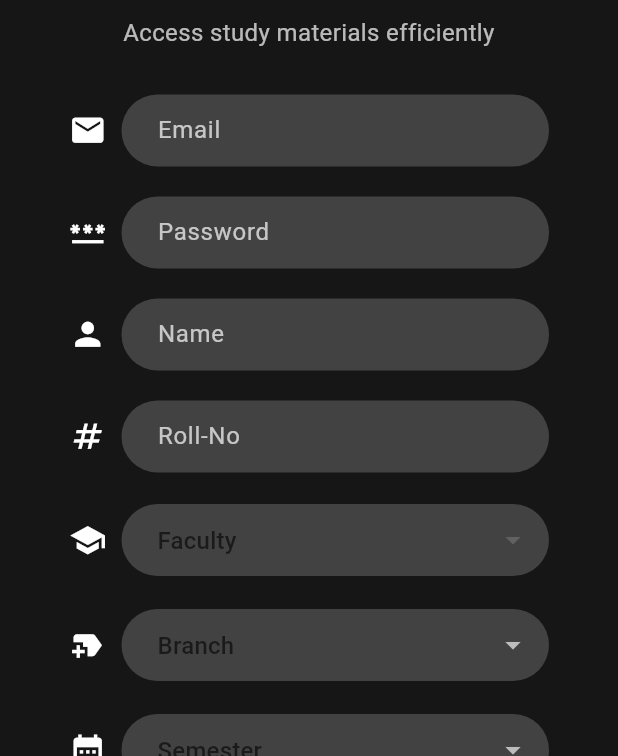
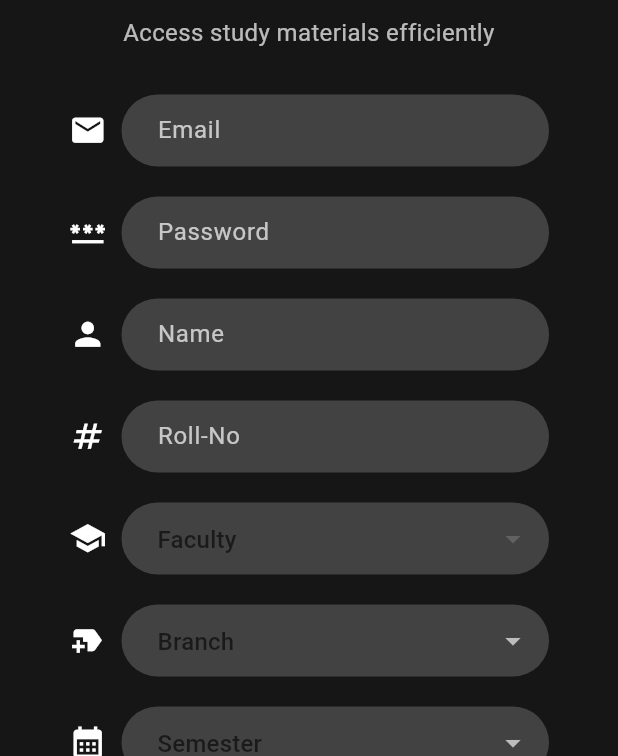
Before and after one commit to SajalSatsangi/Seekho_Buddy2, a Flutter app: the StudyHubLoginScreen screen opened directly, on a phone screen of 412 x 824 dp, the part 480-1236 px from its top. Run offline on Flutter 3.47's test engine with Material 3 defaults, Android fonts, the phone set to English and light mode, and no system bars; our stand-ins replace animated_splash_screen, cloud_firestore, firebase_auth, firebase_core, flutter_spinkit, flutter_svg and 1 more; missing offline and left inert: flutter_cached_pdfview; accounts and stored records are empty.

Commit message:
Signup changes

```diff
--- a/lib/SignPage.dart
+++ b/lib/SignPage.dart
@@ -9,7 +9,18 @@ import 'package:seekhobuddy/dropdown_data.dart';
 void main() async {
   WidgetsFlutterBinding.ensureInitialized();
   await Firebase.initializeApp();
-  runApp(SignUpPage());
+  runApp(MyApp());
+}
+
+class MyApp extends StatelessWidget {
+  @override
+  Widget build(BuildContext context) {
+    return MaterialApp(
+      home: Builder(
+        builder: (context) => SignUpPage(),
+      ),
+    );
+  }
 }
 
 class SignUpPage extends StatelessWidget {
@@ -126,8 +137,7 @@ class _StudyHubLoginScreenState extends State<StudyHubLoginScreen> {
                         controller: _rollnoController,
                         hintText: 'Roll-No',
                         icon: Icons.numbers,
-                        keyboardType: TextInputType
-                            .number, // Set keyboard type to accept only numbers
+                        keyboardType: TextInputType.number,
                         validator: (value) {
                           if (value == null || value.isEmpty) {
                             return 'Please enter your roll Number';
@@ -149,6 +159,12 @@ class _StudyHubLoginScreenState extends State<StudyHubLoginScreen> {
                             _selectedSubbranch = null;
                           });
                         },
+                        validator: (value) {
+                          if (value == null || value.isEmpty) {
+                            return 'Please select a faculty';
+                          }
+                          return null;
+                        },
                       ),
                       SizedBox(height: 20),
                       _buildDropdown(
@@ -163,6 +179,12 @@ class _StudyHubLoginScreenState extends State<StudyHubLoginScreen> {
                             _selectedSubbranch = null;
                           });
                         },
+                        validator: (value) {
+                          if (value == null || value.isEmpty) {
+                            return 'Please select a branch';
+                          }
+                          return null;
+                        },
                       ),
                       SizedBox(height: 20),
                       _buildDropdown(
@@ -175,6 +197,12 @@ class _StudyHubLoginScreenState extends State<StudyHubLoginScreen> {
                             _selectedSemester = value;
                             _selectedSubbranch = null;
                           });
+                        },
+                        validator: (value) {
+                          if (value == null || value.isEmpty) {
+                            return 'Please select a semester';
+                          }
+                          return null;
                         },
                       ),
                       SizedBox(height: 20),
@@ -238,7 +266,8 @@ class _StudyHubLoginScreenState extends State<StudyHubLoginScreen> {
                       ),
                       SizedBox(height: 25),
                       Row(
-                        mainAxisAlignment: MainAxisAlignment.center,
+                        mainAxisAlignment:
+                        MainAxisAlignment.center,
                         children: [
                           TextButton(
                             onPressed: () {
@@ -314,27 +343,21 @@ class _StudyHubLoginScreenState extends State<StudyHubLoginScreen> {
           'date': '',
         });
 
-        if (mounted) {
         ScaffoldMessenger.of(context).showSnackBar(
           SnackBar(
-              content: Text('Signed up succesfully'),
+            content: Text('Signed up successfully'),
             duration: Duration(seconds: 2),
           ),
         );
-        }
 
-        if (mounted) {
         Navigator.pushReplacement(
           context,
           MaterialPageRoute(builder: (context) => WaitingVerification()),
         );
-        }
       } on FirebaseAuthException catch (e) {
-        if (mounted) {
         ScaffoldMessenger.of(context).showSnackBar(
           SnackBar(content: Text('Failed to sign up: ${e.message}')),
         );
-        }
       }
     }
   }
@@ -344,8 +367,7 @@ class _StudyHubLoginScreenState extends State<StudyHubLoginScreen> {
     required String hintText,
     required IconData icon,
     bool obscureText = false,
-    TextInputType keyboardType =
-        TextInputType.text, // Define keyboardType parameter
+    TextInputType keyboardType = TextInputType.text,
     String? Function(String?)? validator,
   }) {
     return Padding(
@@ -362,7 +384,7 @@ class _StudyHubLoginScreenState extends State<StudyHubLoginScreen> {
             child: TextFormField(
               controller: controller,
               obscureText: obscureText,
-              keyboardType: keyboardType, // Use keyboardType parameter here
+              keyboardType: keyboardType,
               style: TextStyle(color: Colors.white),
               decoration: InputDecoration(
                 hintText: hintText,
@@ -372,7 +394,6 @@ class _StudyHubLoginScreenState extends State<StudyHubLoginScreen> {
                 contentPadding: EdgeInsets.symmetric(vertical: 10).copyWith(
                   left: 20,
                 ),
-                // Adjust this value to decrease/increase height and add left padding
                 border: OutlineInputBorder(
                   borderRadius: BorderRadius.circular(50),
                   borderSide: BorderSide.none,
@@ -392,11 +413,10 @@ class _StudyHubLoginScreenState extends State<StudyHubLoginScreen> {
     required String hintText,
     required IconData icon,
     required void Function(String?) onChanged,
+    String? Function(String?)? validator,
   }) {
     return Padding(
       padding: const EdgeInsets.symmetric(horizontal: 30),
-      child: Container(
-        height: 50, // Adjust the height here
       child: Row(
         children: [
           Icon(
@@ -420,20 +440,17 @@ class _StudyHubLoginScreenState extends State<StudyHubLoginScreen> {
                 hintStyle: TextStyle(color: Colors.white70),
                 filled: true,
                 fillColor: Colors.grey.shade800,
-                  contentPadding: EdgeInsets.symmetric(
-                      vertical: 0,
-                      horizontal: 20), // Adjust horizontal padding here
-                  // isDense: true, // This will align the text vertically centered
+                contentPadding: EdgeInsets.symmetric(horizontal: 20),
                 border: OutlineInputBorder(
                   borderRadius: BorderRadius.circular(50.0),
                   borderSide: BorderSide.none,
                 ),
               ),
+              validator: validator,
             ),
           ),
         ],
       ),
-      ),
     );
   }
 }
--- a/lib/dropdown_data.dart
+++ b/lib/dropdown_data.dart
@@ -58,16 +58,16 @@ final Map<String, List<String>> semesters = {
 
 final Map<String, List<String>> subbranches = {
   'Faculty of Engineering_Fulltime-Electrical_Semester 1': [
-    '-',
+    'NIL',
   ],
   'Faculty of Engineering_Fulltime-Electrical_Semester 2': [
-    '-',
+    'NIL',
   ],
   'Faculty of Engineering_Fulltime-Electrical_Semester 3': [
-    '-',
+    'NIL',
   ],
   'Faculty of Engineering_Fulltime-Electrical_Semester 4': [
-    '-',
+    'NIL',
   ],
   'Faculty of Engineering_Fulltime-Electrical_Semester 5': [
     'Subbranch 9',
@@ -86,16 +86,16 @@ final Map<String, List<String>> subbranches = {
     'Subbranch 16'
   ],
   'Faculty of Engineering_Fulltime-Mechanical_Semester 1': [
-    '-',
+    'NIL',
   ],
   'Faculty of Engineering_Fulltime-Mechanical_Semester 2': [
-    '-',
+    'NIL',
   ],
   'Faculty of Engineering_Fulltime-Mechanical_Semester 3': [
-    '-',
+    'NIL',
   ],
   'Faculty of Engineering_Fulltime-Mechanical_Semester 4': [
-    '-',
+    'NIL',
   ],
   'Faculty of Engineering_Fulltime-Mechanical_Semester 5': [
     'Subbranch 13',
```
Lines whose indentation alone changed are shown as unchanged.
